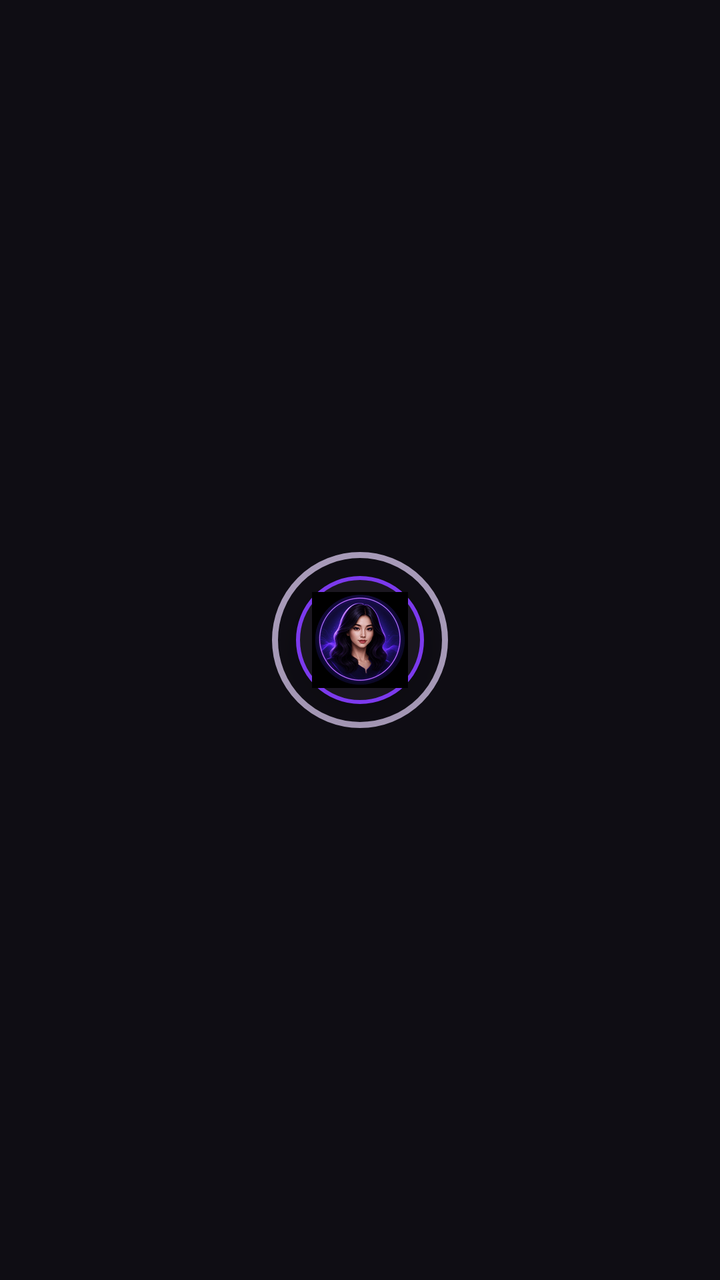
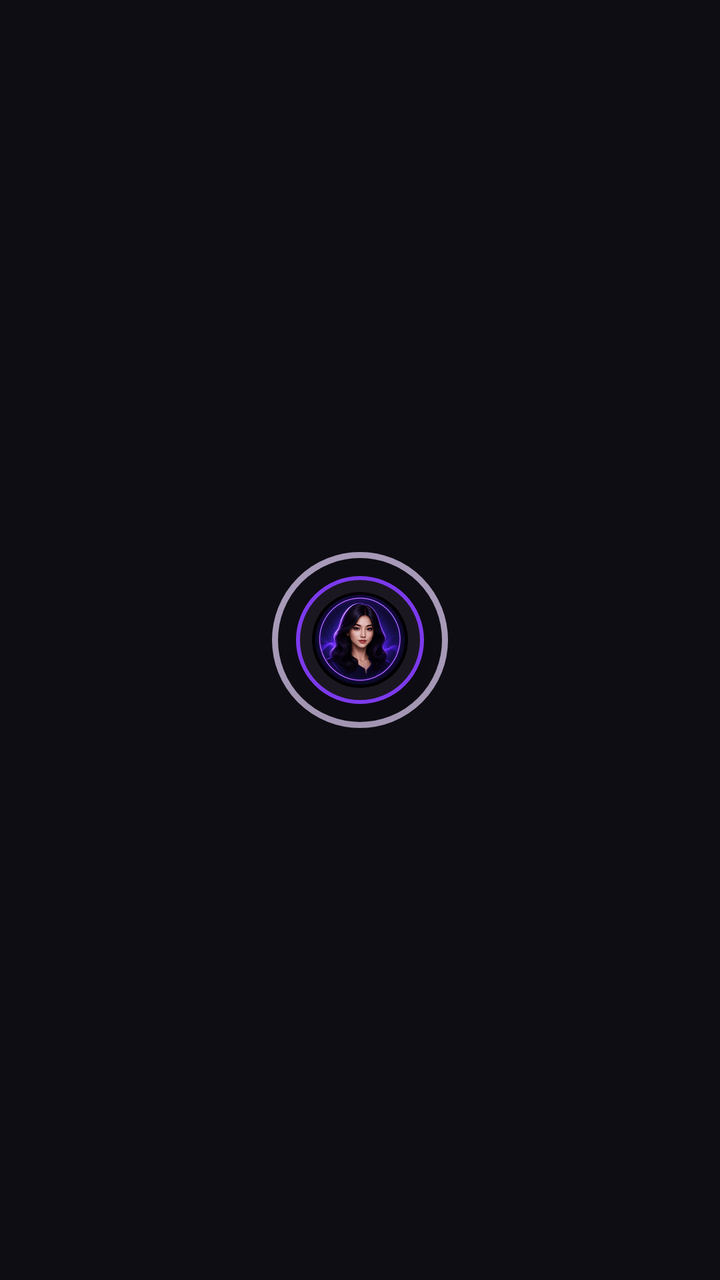

Two renders of the same Android screen: before a commit and after it. Below are the layout's source before the change and the commit's diff.
<!-- AndroidManifest.xml: application theme Theme.Kate -->
<!-- res/layout/overlay_kate.xml -->
<?xml version="1.0" encoding="utf-8"?>
<FrameLayout xmlns:android="http://schemas.android.com/apk/res/android"
    android:layout_width="wrap_content"
    android:layout_height="wrap_content">

    
    <View
        android:id="@+id/state_ring"
        android:layout_width="88dp"
        android:layout_height="88dp"
        android:layout_gravity="center"
        android:background="@drawable/overlay_state_ring" />

    
    <FrameLayout
        android:id="@+id/overlay_bubble"
        android:layout_width="64dp"
        android:layout_height="64dp"
        android:layout_gravity="center"
        android:background="@drawable/overlay_bubble_background"
        android:elevation="8dp">

        <ImageView
            android:id="@+id/kate_avatar"
            android:layout_width="48dp"
            android:layout_height="48dp"
            android:layout_gravity="center"
            android:src="@drawable/kate_avatar_idle" />

        <View
            android:id="@+id/listening_indicator"
            android:layout_width="12dp"
            android:layout_height="12dp"
            android:layout_gravity="bottom|end"
            android:background="@drawable/overlay_indicator_dot"
            android:visibility="gone" />

    </FrameLayout>

    
    <FrameLayout
        android:id="@+id/overlay_expanded"
        android:layout_width="320dp"
        android:layout_height="400dp"
        android:background="@drawable/overlay_expanded_background"
        android:elevation="12dp"
        android:visibility="gone">

        
        <include layout="@layout/overlay_expanded_content" />

    </FrameLayout>

</FrameLayout>
<!-- res/layout/overlay_expanded_content.xml (included above) -->
<?xml version="1.0" encoding="utf-8"?>
<LinearLayout xmlns:android="http://schemas.android.com/apk/res/android"
    android:layout_width="match_parent"
    android:layout_height="match_parent"
    android:orientation="vertical"
    android:padding="16dp">

    
    <LinearLayout
        android:layout_width="match_parent"
        android:layout_height="wrap_content"
        android:orientation="horizontal"
        android:gravity="center_vertical">

        <ImageView
            android:id="@+id/overlay_avatar"
            android:layout_width="48dp"
            android:layout_height="48dp"
            android:src="@drawable/kate_avatar_idle" />

        <TextView
            android:layout_width="0dp"
            android:layout_height="wrap_content"
            android:layout_weight="1"
            android:layout_marginStart="12dp"
            android:text="Kate Assistant"
            android:textColor="#F5F3F7"
            android:textSize="18sp"
            android:textStyle="bold" />

        <ImageButton
            android:id="@+id/overlay_close"
            android:layout_width="32dp"
            android:layout_height="32dp"
            android:background="@android:drawable/ic_menu_close_clear_cancel"
            android:contentDescription="Close" />
    </LinearLayout>

    
    <FrameLayout
        android:layout_width="match_parent"
        android:layout_height="0dp"
        android:layout_weight="1"
        android:layout_marginVertical="12dp"
        android:background="#252030"
        android:padding="12dp">

        <TextView
            android:id="@+id/overlay_transcript"
            android:layout_width="match_parent"
            android:layout_height="wrap_content"
            android:text="Say something..."
            android:textColor="#A79AB8"
            android:textSize="14sp" />
    </FrameLayout>

    
    <LinearLayout
        android:layout_width="match_parent"
        android:layout_height="wrap_content"
        android:orientation="horizontal"
        android:gravity="center">

        <Button
            android:id="@+id/overlay_mic_button"
            android:layout_width="56dp"
            android:layout_height="56dp"
            android:background="@drawable/overlay_mic_button"
            android:contentDescription="Mic" />

        <Button
            android:id="@+id/overlay_apps_button"
            android:layout_width="48dp"
            android:layout_height="48dp"
            android:layout_marginStart="16dp"
            android:background="@drawable/overlay_apps_button"
            android:contentDescription="Apps" />

        <Button
            android:id="@+id/overlay_type_button"
            android:layout_width="48dp"
            android:layout_height="48dp"
            android:layout_marginStart="16dp"
            android:background="@drawable/overlay_type_button"
            android:contentDescription="Type" />
    </LinearLayout>

</LinearLayout>
<!-- resources referenced by this layout -->
<resources>
  <!-- drawable kate_avatar_idle: png bitmap (drawable, 10812 bytes) -->
  <!-- drawable overlay_apps_button (drawable) -->
  <?xml version="1.0" encoding="utf-8"?>
  <shape xmlns:android="http://schemas.android.com/apk/res/android"
      android:shape="oval">
      <solid android:color="#322B3D" />
      <size
          android:width="48dp"
          android:height="48dp" />
  </shape>
  <!-- drawable overlay_bubble_background (drawable) -->
  <?xml version="1.0" encoding="utf-8"?>
  <shape xmlns:android="http://schemas.android.com/apk/res/android"
      android:shape="oval">
      <solid android:color="#1B1720" />
      <stroke
          android:width="2dp"
          android:color="#7C3AED" />
      <size
          android:width="64dp"
          android:height="64dp" />
  </shape>
  <!-- drawable overlay_expanded_background (drawable) -->
  <?xml version="1.0" encoding="utf-8"?>
  <shape xmlns:android="http://schemas.android.com/apk/res/android"
      android:shape="rectangle">
      <solid android:color="#1B1720" />
      <corners android:radius="16dp" />
      <stroke
          android:width="1dp"
          android:color="#322B3D" />
  </shape>
  <!-- drawable overlay_indicator_dot (drawable) -->
  <?xml version="1.0" encoding="utf-8"?>
  <shape xmlns:android="http://schemas.android.com/apk/res/android"
      android:shape="oval">
      <solid android:color="#D4FF4F" />
      <size
          android:width="12dp"
          android:height="12dp" />
  </shape>
  <!-- drawable overlay_mic_button (drawable) -->
  <?xml version="1.0" encoding="utf-8"?>
  <shape xmlns:android="http://schemas.android.com/apk/res/android"
      android:shape="oval">
      <solid android:color="#7C3AED" />
      <size
          android:width="56dp"
          android:height="56dp" />
  </shape>
  <!-- drawable overlay_state_ring (drawable) -->
  <?xml version="1.0" encoding="utf-8"?>
  <shape xmlns:android="http://schemas.android.com/apk/res/android"
      android:shape="oval">
      <stroke
          android:width="3dp"
          android:color="#FFA79AB8" />
      <solid android:color="@android:color/transparent" />
  </shape>
  <!-- drawable overlay_type_button (drawable) -->
  <?xml version="1.0" encoding="utf-8"?>
  <shape xmlns:android="http://schemas.android.com/apk/res/android"
      android:shape="oval">
      <solid android:color="#322B3D" />
      <size
          android:width="48dp"
          android:height="48dp" />
  </shape>
  <style name="Theme.Kate" parent="Theme.Material3.DayNight.NoActionBar">
          <item name="colorPrimary">#7C3AED</item>
          <item name="colorPrimaryDark">#4C1D95</item>
          <item name="colorAccent">#D4FF4F</item>
          <item name="android:windowBackground">#0F0D14</item>
          <item name="android:statusBarColor" tools:targetApi="21">#0F0D14</item>
      </style>
</resources>

<!-- the commit's change to res/layout/overlay_kate.xml (unified diff, before → after) -->
@@ -25,6 +25,9 @@
             android:layout_width="48dp"
             android:layout_height="48dp"
             android:layout_gravity="center"
+            android:background="@drawable/circle_clip_mask"
+            android:clipToOutline="true"
+            android:scaleType="centerCrop"
             android:src="@drawable/kate_avatar_idle" />
 
         <View
@@ -71,6 +74,9 @@
             android:id="@+id/overlay_avatar"
             android:layout_width="48dp"
             android:layout_height="48dp"
+            android:background="@drawable/circle_clip_mask"
+            android:clipToOutline="true"
+            android:scaleType="centerCrop"
             android:src="@drawable/kate_avatar_idle" />
 
         <TextView
<!-- resource entries referenced after the edit -->
@@ -1,5 +1,11 @@
 <!-- resources referenced by this layout -->
 <resources>
+  <!-- drawable circle_clip_mask (drawable) -->
+  <?xml version="1.0" encoding="utf-8"?>
+  <shape xmlns:android="http://schemas.android.com/apk/res/android"
+      android:shape="oval">
+      <solid android:color="@android:color/transparent" />
+  </shape>
   <!-- drawable kate_avatar_idle: png bitmap (drawable, 10812 bytes) -->
   <!-- drawable overlay_apps_button (drawable) -->
   <?xml version="1.0" encoding="utf-8"?>
